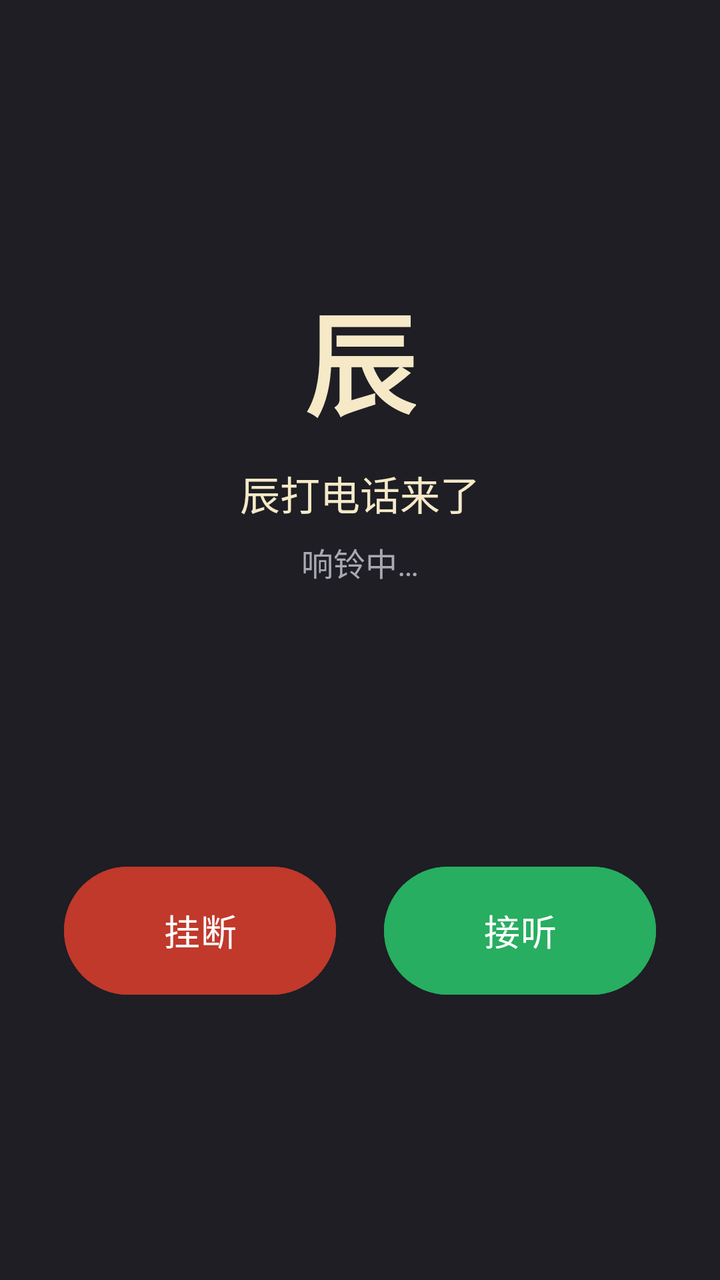
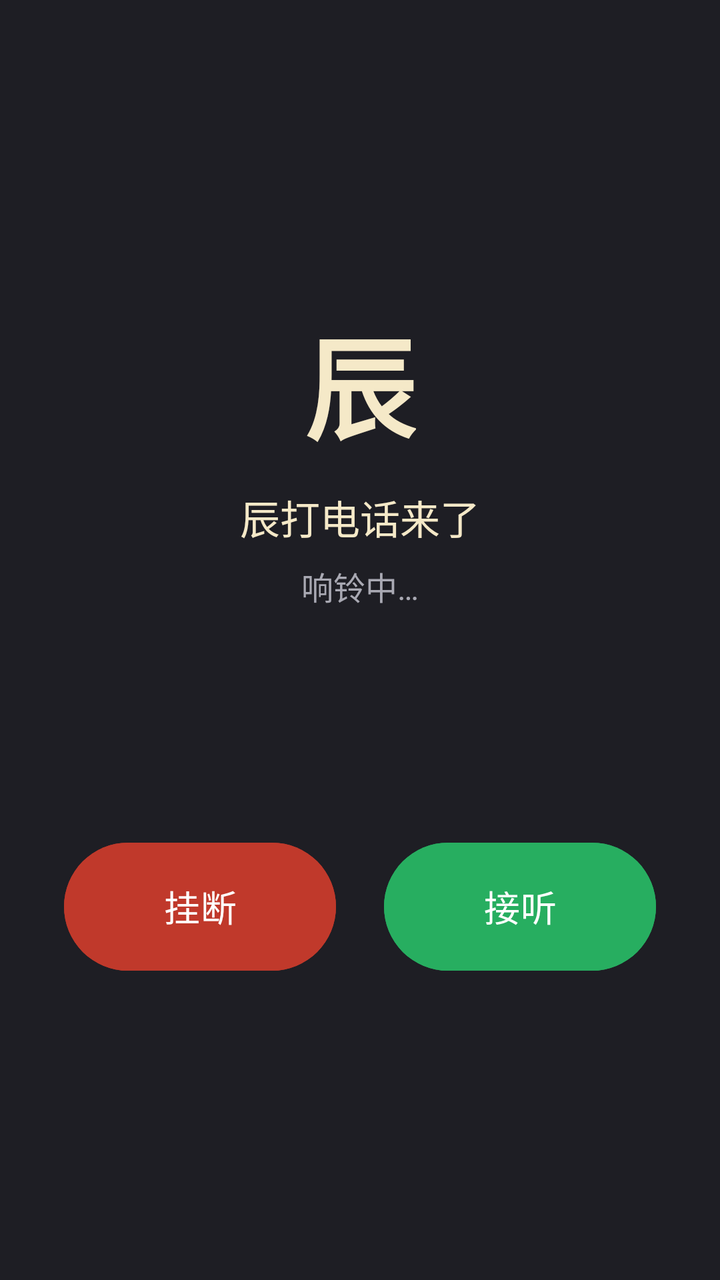

The first picture is an Android layout as it rendered before a commit; the second is the same layout after the commit. The layout source and the unified diff follow.
<!-- AndroidManifest.xml: application theme Theme.Chen -->
<!-- res/layout/activity_call.xml -->
<?xml version="1.0" encoding="utf-8"?>
<LinearLayout xmlns:android="http://schemas.android.com/apk/res/android"
    android:layout_width="match_parent" android:layout_height="match_parent"
    android:orientation="vertical" android:gravity="center" android:padding="32dp"
    android:background="#1E1E24">

    <TextView android:layout_width="wrap_content" android:layout_height="wrap_content"
        android:text="辰" android:textSize="56sp" android:textStyle="bold" android:textColor="#F5E9C8" />

    <TextView android:id="@+id/callText" android:layout_width="wrap_content" android:layout_height="wrap_content"
        android:text="辰打电话来了" android:textSize="20sp" android:textColor="#F5E9C8" android:layout_marginTop="12dp" />

    <TextView android:id="@+id/callState" android:layout_width="wrap_content" android:layout_height="wrap_content"
        android:text="响铃中…" android:textSize="16sp" android:textColor="#A9A9B3" android:layout_marginTop="8dp" />

    <TextView android:id="@+id/callLast" android:layout_width="match_parent" android:layout_height="wrap_content"
        android:text="" android:textSize="16sp" android:textColor="#F5E9C8" android:gravity="center" android:layout_marginTop="32dp" android:minLines="2" />

    <LinearLayout android:layout_width="match_parent" android:layout_height="wrap_content"
        android:orientation="horizontal" android:gravity="center" android:layout_marginTop="64dp">
        <Button android:id="@+id/btnHangup" android:layout_width="0dp" android:layout_weight="1" android:layout_height="72dp"
            android:text="挂断" android:textSize="18sp" android:backgroundTint="#C0392B" android:layout_marginEnd="12dp" />
        <Button android:id="@+id/btnAccept" android:layout_width="0dp" android:layout_weight="1" android:layout_height="72dp"
            android:text="接听" android:textSize="18sp" android:backgroundTint="#27AE60" android:layout_marginStart="12dp" />
    </LinearLayout>
</LinearLayout>
<!-- resources referenced by this layout -->
<resources>
  <style name="Theme.Chen" parent="Theme.Material3.DayNight.NoActionBar" />
</resources>

<!-- the commit's change to res/layout/activity_call.xml (unified diff, before → after) -->
@@ -16,8 +16,11 @@
     <TextView android:id="@+id/callLast" android:layout_width="match_parent" android:layout_height="wrap_content"
         android:text="" android:textSize="16sp" android:textColor="#F5E9C8" android:gravity="center" android:layout_marginTop="32dp" android:minLines="2" />
 
+    <Button android:id="@+id/btnSpeaker" android:layout_width="wrap_content" android:layout_height="wrap_content"
+        android:text="免提：关" android:visibility="gone" android:layout_marginTop="24dp" />
+
     <LinearLayout android:layout_width="match_parent" android:layout_height="wrap_content"
-        android:orientation="horizontal" android:gravity="center" android:layout_marginTop="64dp">
+        android:orientation="horizontal" android:gravity="center" android:layout_marginTop="40dp">
         <Button android:id="@+id/btnHangup" android:layout_width="0dp" android:layout_weight="1" android:layout_height="72dp"
             android:text="挂断" android:textSize="18sp" android:backgroundTint="#C0392B" android:layout_marginEnd="12dp" />
         <Button android:id="@+id/btnAccept" android:layout_width="0dp" android:layout_weight="1" android:layout_height="72dp"
